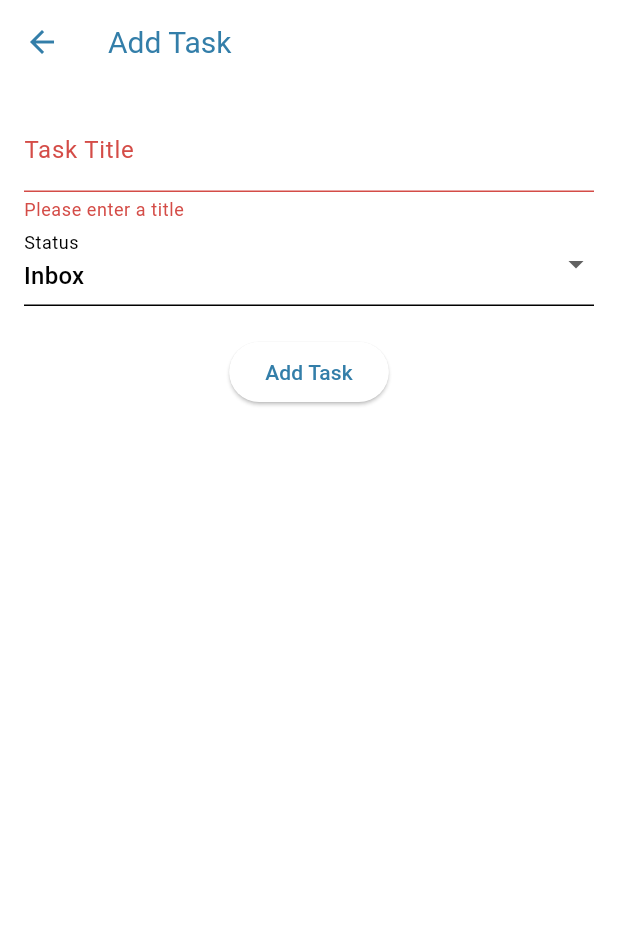
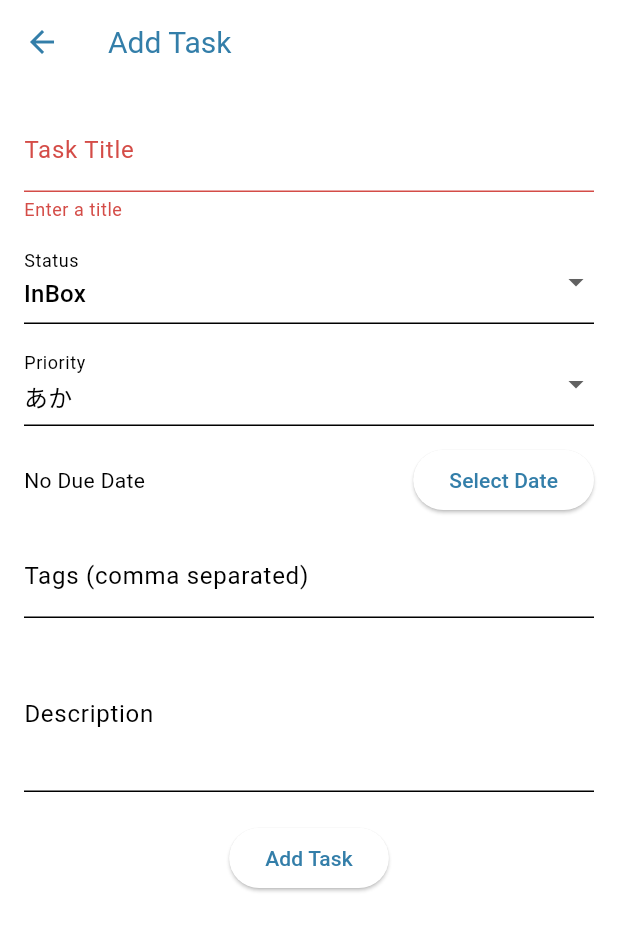
Before and after one commit to Haruki1090/notion_gtd_manager, a Flutter app: the TaskDetailScreen screen opened directly, after a tap on "Add Task", on a phone screen of 412 x 824 dp. Shown: the top 931 px of the screen. Run offline on Flutter 3.47's test engine with Material 3 defaults, Android fonts, the phone set to English and light mode, and no system bars; our stand-ins replace firebase_auth, firebase_core, flutter_dotenv, flutter_riverpod, freezed_annotation, google_sign_in and 1 more; accounts and stored records are empty.

Commit message:
他のプロパティ設定が可能に

```diff
--- a/lib/src/screens/task_detail_screen.dart
+++ b/lib/src/screens/task_detail_screen.dart
@@ -1,4 +1,3 @@
-// lib/src/screens/task_detail_screen.dart
 import 'package:flutter/material.dart';
 import 'package:flutter_riverpod/flutter_riverpod.dart';
 
@@ -6,7 +5,7 @@ import '../models/task.dart';
 import '../providers/task_provider.dart';
 
 class TaskDetailScreen extends ConsumerStatefulWidget {
-  final Task? task; // nullの場合は新規追加、既存タスクなら編集
+  final Task? task; // null: 新規追加、非null: 編集
   const TaskDetailScreen({super.key, this.task});
 
   @override
@@ -16,43 +15,85 @@ class TaskDetailScreen extends ConsumerStatefulWidget {
 class _TaskDetailScreenState extends ConsumerState<TaskDetailScreen> {
   final _formKey = GlobalKey<FormState>();
   late TextEditingController _titleController;
-  late String _status;
+  late TextEditingController _descriptionController;
+  late TextEditingController _tagsController;
+  DateTime? _dueDate;
+  String _status = 'InBox';
+  String _priority = 'あか';
+
   final List<String> _statusOptions = [
-    'Inbox',
+    'InBox',
     'Next Action',
     'Waiting',
     'Completed'
+  ];
+  final List<String> _priorityOptions = [
+    'あか',
+    'あお',
+    'みどり',
+    'きいろ',
+    'おれんじ',
+    'ちゃいろ',
+    'はいいろ',
+    'むらさき',
+    'ぴんく'
   ];
 
   @override
   void initState() {
     super.initState();
     _titleController = TextEditingController(text: widget.task?.title ?? '');
-    _status = widget.task?.status ?? 'Inbox';
+    _descriptionController =
+        TextEditingController(text: widget.task?.description ?? '');
+    _tagsController =
+        TextEditingController(text: widget.task?.tags?.join(', ') ?? '');
+    _status = widget.task?.status ?? 'InBox';
+    _priority = widget.task?.priority ?? 'あか';
+    _dueDate = widget.task?.dueDate;
   }
 
   @override
   void dispose() {
     _titleController.dispose();
+    _descriptionController.dispose();
+    _tagsController.dispose();
     super.dispose();
+  }
+
+  Future<void> _selectDueDate(BuildContext context) async {
+    final picked = await showDatePicker(
+      context: context,
+      initialDate: _dueDate ?? DateTime.now(),
+      firstDate: DateTime(2000),
+      lastDate: DateTime(2100),
+    );
+    if (picked != null) {
+      setState(() {
+        _dueDate = picked;
+      });
+    }
   }
 
   void _saveTask() {
     if (_formKey.currentState!.validate()) {
-      // 新規追加時はIDに現在時刻のミリ秒を利用（実際の実装ではUUID等を使うと良い）
+      // タグはカンマ区切りを分割してトリムする
+      final tags = _tagsController.text
+          .split(',')
+          .map((s) => s.trim())
+          .where((s) => s.isNotEmpty)
+          .toList();
       final newTask = Task(
         id: widget.task?.id ?? DateTime.now().millisecondsSinceEpoch.toString(),
         title: _titleController.text,
         status: _status,
-        dueDate: null,
-        priority: null,
-        description: null,
+        dueDate: _dueDate,
+        priority: _priority,
+        description: _descriptionController.text,
+        tags: tags,
       );
       if (widget.task == null) {
-        // 新規追加
         ref.read(taskListProvider.notifier).addTask(newTask);
       } else {
-        // 編集の場合
         ref.read(taskListProvider.notifier).updateTask(newTask);
       }
       Navigator.pop(context);
@@ -66,39 +107,77 @@ class _TaskDetailScreenState extends ConsumerState<TaskDetailScreen> {
       appBar: AppBar(
         title: Text(isEditing ? 'Edit Task' : 'Add Task'),
       ),
-      body: Padding(
+      body: SingleChildScrollView(
         padding: const EdgeInsets.all(16.0),
         child: Form(
           key: _formKey,
           child: Column(
             children: [
+              // タイトル
               TextFormField(
                 controller: _titleController,
                 decoration: const InputDecoration(labelText: 'Task Title'),
-                validator: (value) {
-                  if (value == null || value.isEmpty) {
-                    return 'Please enter a title';
-                  }
-                  return null;
-                },
+                validator: (value) =>
+                    (value == null || value.isEmpty) ? 'Enter a title' : null,
               ),
+              const SizedBox(height: 12),
+              // ステータス
               DropdownButtonFormField<String>(
                 value: _status,
                 decoration: const InputDecoration(labelText: 'Status'),
-                items: _statusOptions.map((status) {
-                  return DropdownMenuItem(value: status, child: Text(status));
-                }).toList(),
+                items: _statusOptions
+                    .map((s) => DropdownMenuItem(value: s, child: Text(s)))
+                    .toList(),
                 onChanged: (value) {
-                  setState(() {
-                    _status = value!;
-                  });
+                  if (value != null) setState(() => _status = value);
                 },
+              ),
+              const SizedBox(height: 12),
+              // Priority
+              DropdownButtonFormField<String>(
+                value: _priority,
+                decoration: const InputDecoration(labelText: 'Priority'),
+                items: _priorityOptions
+                    .map((p) => DropdownMenuItem(value: p, child: Text(p)))
+                    .toList(),
+                onChanged: (value) {
+                  if (value != null) setState(() => _priority = value);
+                },
+              ),
+              const SizedBox(height: 12),
+              // Due Date
+              Row(
+                children: [
+                  Expanded(
+                    child: Text(_dueDate != null
+                        ? 'Due: ${_dueDate!.toLocal().toString().split(' ')[0]}'
+                        : 'No Due Date'),
+                  ),
+                  ElevatedButton(
+                    onPressed: () => _selectDueDate(context),
+                    child: const Text('Select Date'),
+                  ),
+                ],
+              ),
+              const SizedBox(height: 12),
+              // Tags
+              TextFormField(
+                controller: _tagsController,
+                decoration:
+                    const InputDecoration(labelText: 'Tags (comma separated)'),
+              ),
+              const SizedBox(height: 12),
+              // Description
+              TextFormField(
+                controller: _descriptionController,
+                decoration: const InputDecoration(labelText: 'Description'),
+                maxLines: 3,
               ),
               const SizedBox(height: 20),
               ElevatedButton(
                 onPressed: _saveTask,
                 child: Text(isEditing ? 'Update Task' : 'Add Task'),
-              )
+              ),
             ],
           ),
         ),
```
